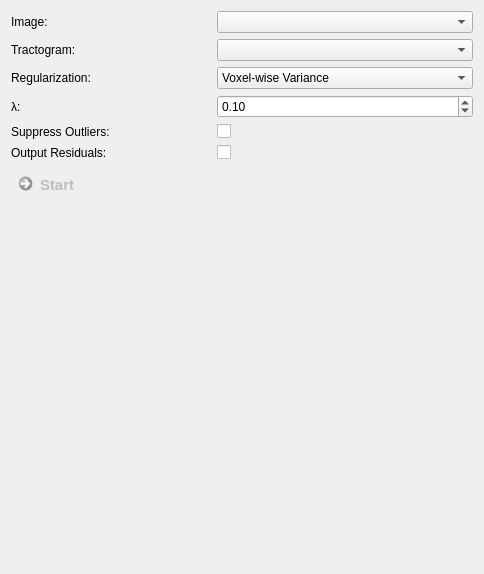
Above: Plugins/org.mitk.gui.qt.diffusionimaging.fiberprocessing/src/internal/QmitkFiberFitViewControls.ui from MITK/MITK before the change. Below: the same form after it.
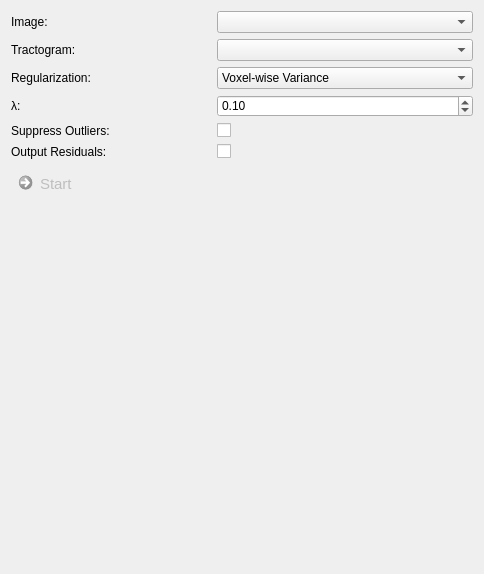
That is the form after the change. Custom widgets are drawn as their Qt base class.

Commit message: Update diffusion view style

```diff
--- a/Plugins/org.mitk.gui.qt.diffusionimaging.fiberprocessing/src/internal/QmitkFiberFitViewControls.ui
+++ b/Plugins/org.mitk.gui.qt.diffusionimaging.fiberprocessing/src/internal/QmitkFiberFitViewControls.ui
@@ -13,6 +13,43 @@
   <property name="windowTitle">
    <string>Form</string>
   </property>
+  <property name="styleSheet">
+   <string>QCommandLinkButton {
+  font-weight: normal;
+}
+
+QCommandLinkButton:disabled {
+  border: none;
+  font-weight: lighter;
+}
+
+QToolBox::tab {
+  border: 1px solid #434346;
+  font-weight: bold;
+}
+
+QToolBox::tab:hover {
+  background-color: #434346;
+  font-weight: bold;
+}
+
+QToolBox::tab:selected {
+  background-color: #1c97ea;
+  border: 1px solid #1c97ea;
+  font-weight: bold;
+}
+
+QGroupBox {
+  border: 1px solid #434346;
+  background-color: #2d2d30;
+  margin-top: 8px;
+  padding-top: 8px;
+}
+
+QGroupBox, QGroupBox:disabled {
+  background-color: #2d2d30;
+}</string>
+  </property>
   <layout class="QGridLayout" name="gridLayout_10">
    <item row="0" column="0">
     <widget class="QFrame" name="frame">
```
Left out of the diff: 16 changed lines with no effect on the pictures. The commit also changes 32 other files.
